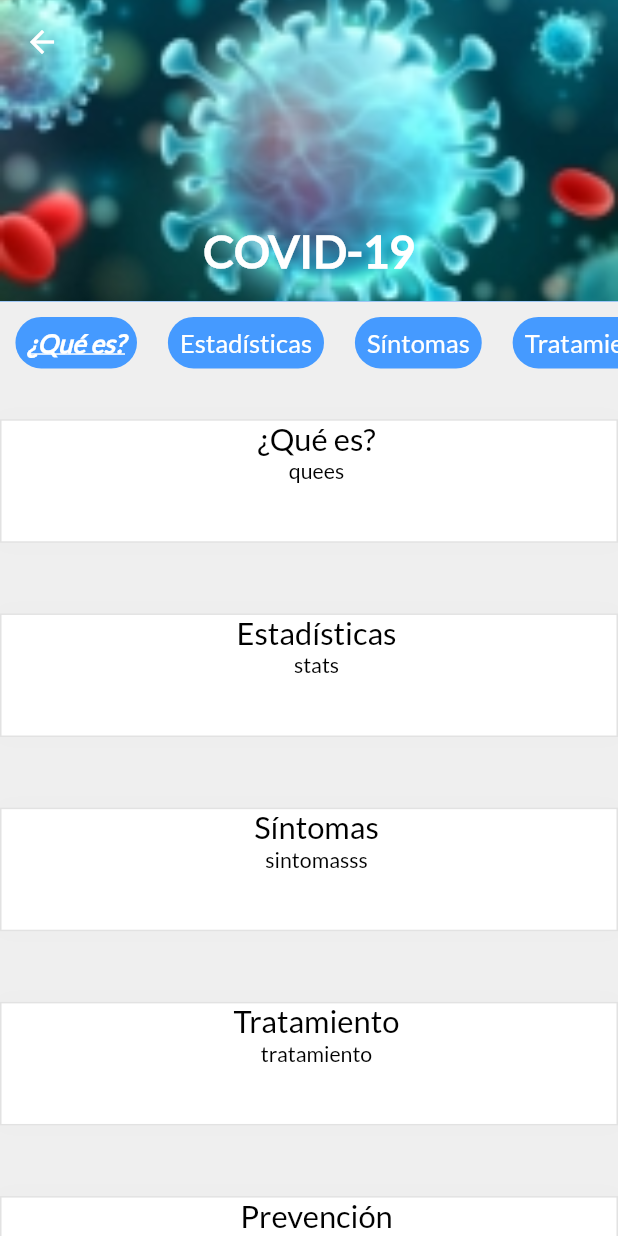
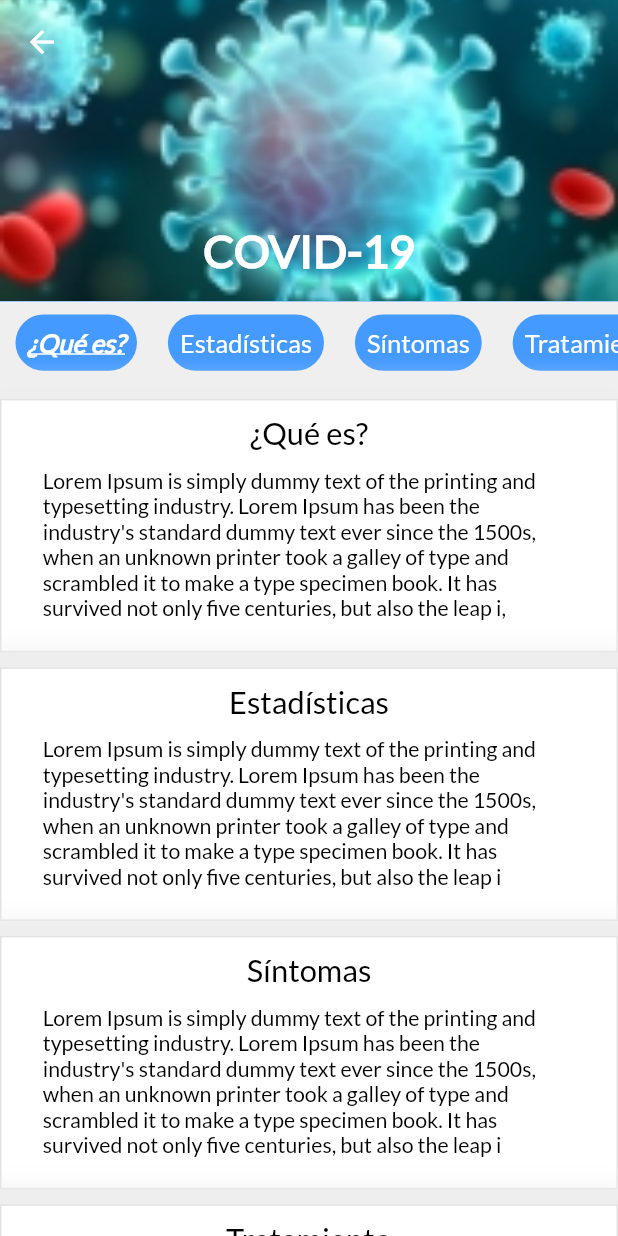
Before and after one commit to IvanGonzalezR/app_enfermedades, a Flutter app: the PantallaEnfermedades screen opened directly, after a tap on "COVID-19", on a phone screen of 412 x 824 dp. Run offline on Flutter 3.47's test engine with Material 2 defaults, Android fonts, the phone set to English and light mode, and no system bars.

Commit message:
Jala a medias, falta info

```diff
--- a/lib/pantalla_enfermedad.dart
+++ b/lib/pantalla_enfermedad.dart
@@ -20,11 +20,11 @@ class PantallaEnfermedad extends StatefulWidget {
 class _PantallaEnfermedadState extends State<PantallaEnfermedad> {
   ScrollController _scrollController;
   List apartados =[
-    {'nombreApartado': '¿Qué es?', 'seleccionado': false, 'id': '1'},
-    {'nombreApartado': 'Estadísticas', 'seleccionado': false, 'id': '2'},
-    {'nombreApartado': 'Síntomas', 'seleccionado': false, 'id': '3'},
-    {'nombreApartado': 'Tratamiento', 'seleccionado': false, 'id': '4'},
-    {'nombreApartado': 'Prevención', 'seleccionado': false, 'id': '5'},
+    {'nombreApartado': '¿Qué es?', 'seleccionado': false, 'id': '0'},
+    {'nombreApartado': 'Estadísticas', 'seleccionado': false, 'id': '1'},
+    {'nombreApartado': 'Síntomas', 'seleccionado': false, 'id': '2'},
+    {'nombreApartado': 'Tratamiento', 'seleccionado': false, 'id': '3'},
+    {'nombreApartado': 'Prevención', 'seleccionado': false, 'id': '4'},
   ];
   var selectedSlide;
 
@@ -63,20 +63,38 @@ class _PantallaEnfermedadState extends State<PantallaEnfermedad> {
 
     var maxScrollValue = _scrollController.position.maxScrollExtent;
 
-    var divisor = (maxScrollValue / apartados.length) + 20;
+    var divisor = (maxScrollValue / apartados.length-1) + 20;
 
     var scrollToValue = whichSlide * divisor;
 
     _scrollController.animateTo(scrollToValue,
-        curve: Curves.easeIn, duration: Duration(milliseconds: 1000));
+        curve: Curves.easeIn, duration: Duration(milliseconds: 500));
+
   }
 
   // CONTENIDO DE LA PANTALLA
   Widget getCards(slide) {
-    return Container(
-      height: MediaQuery.of(context).size.height/10,
-      padding: EdgeInsets.only(left: 10.0),
-      margin: EdgeInsets.symmetric(vertical: MediaQuery.of(context).size.height/35),
+    return Padding(
+      padding: EdgeInsets.only(top: 10.0),
+      // padding: EdgeInsets.only(top: 10.0),
+      // height: MediaQuery.of(context).size.height/10,
+      // padding: EdgeInsets.only(left: 10.0),
+      // margin: EdgeInsets.symmetric(vertical: MediaQuery.of(context).size.height/35),
+      // decoration: BoxDecoration(
+      //   color: Colors.white,
+      //     boxShadow: [
+      //       BoxShadow(color: Colors.grey[200], blurRadius: 15, spreadRadius: 8)
+      //     ],
+      //     border: Border.all(
+      //         color: Colors.grey.withOpacity(0.3),
+      //         style: BorderStyle.solid,
+      //         width: 1.0,
+      //     ),
+      //   ),
+        // width: 125.0,
+        child: Container(
+          padding: EdgeInsets.only(bottom: 20.0, left: MediaQuery.of(context).size.width/15, right: MediaQuery.of(context).size.width/15),
+
           decoration: BoxDecoration(
             color: Colors.white,
               boxShadow: [
@@ -88,10 +106,13 @@ class _PantallaEnfermedadState extends State<PantallaEnfermedad> {
                   width: 1.0,
               ),
             ),
-        // width: 125.0,
+
           child: Column(
             children: [
-            Text(
+              Padding(
+                padding: EdgeInsets.only(top: 10.0),
+                // margin: EdgeInsets.only(top: 10.0),
+                child: Text(
                   slide['nombreApartado'],
                   style: TextStyle(
                       fontWeight: FontWeight.normal,
@@ -100,8 +121,13 @@ class _PantallaEnfermedadState extends State<PantallaEnfermedad> {
                       fontFamily: 'Lato'
                   ),
                 ),
-            Text(
-              widget.datos[int.parse(slide['id'])-1],
+              ),
+              Container(
+                alignment: Alignment.topLeft,
+                margin: EdgeInsets.only(top: 10.0),
+                child: Text(
+                  widget.datos[int.parse(slide['id'])],
+                  textAlign: TextAlign.left,
                   style: TextStyle(
                       fontWeight: FontWeight.normal,
                       fontSize: MediaQuery.of(context).size.width/29,
@@ -109,8 +135,10 @@ class _PantallaEnfermedadState extends State<PantallaEnfermedad> {
                       fontFamily: 'Lato'
                   ),
                 ),
+              ),
             ],
 
+          ),
         ),
     );
   }
@@ -130,7 +158,7 @@ class _PantallaEnfermedadState extends State<PantallaEnfermedad> {
 
           padding: EdgeInsets.only( left: 8.0, right: 8.0),
           margin: EdgeInsets.only(right: MediaQuery.of(context).size.width/40, left: MediaQuery.of(context).size.width/40,
-          top: MediaQuery.of(context).size.height/80, bottom: MediaQuery.of(context).size.height/80),
+          top: MediaQuery.of(context).size.height/95, bottom: MediaQuery.of(context).size.height/95),
 
           decoration: BoxDecoration(
             borderRadius: BorderRadius.circular(50.0),
@@ -175,7 +203,7 @@ class _PantallaEnfermedadState extends State<PantallaEnfermedad> {
       // color: Color(0xff459AFF),
       child: ListView(
         scrollDirection: Axis.horizontal,
-        physics: BouncingScrollPhysics(),
+        // physics: BouncingScrollPhysics(),
         children: apartados.map((e) {
           return getTitles(e);
         }).toList(),
@@ -186,6 +214,7 @@ class _PantallaEnfermedadState extends State<PantallaEnfermedad> {
     final cuerpo = Container(
       width: double.infinity,
       child: ListView(
+        padding: EdgeInsets.only(top: 0.0),
         shrinkWrap: true,
         physics: BouncingScrollPhysics(),
         controller: _scrollController,
--- a/lib/tarjetas_enfermedades.dart
+++ b/lib/tarjetas_enfermedades.dart
@@ -18,7 +18,12 @@ class _TarjetasEnfermedadesState extends State<TarjetasEnfermedades> {
       onTap: (){
         Navigator.of(context).push(CupertinoPageRoute(
             builder: (context) => PantallaEnfermedad(widget.nombreEnfermedad, widget.pathImage,
-            "quees","stats","sintomasss","tratamiento","prevencion",)));
+            "Lorem Ipsum is simply dummy text of the printing and typesetting industry. Lorem Ipsum has been the industry's standard dummy text ever since the 1500s, when an unknown printer took a galley of type and scrambled it to make a type specimen book. It has survived not only five centuries, but also the leap i,"
+        ,"Lorem Ipsum is simply dummy text of the printing and typesetting industry. Lorem Ipsum has been the industry's standard dummy text ever since the 1500s, when an unknown printer took a galley of type and scrambled it to make a type specimen book. It has survived not only five centuries, but also the leap i"
+              , "Lorem Ipsum is simply dummy text of the printing and typesetting industry. Lorem Ipsum has been the industry's standard dummy text ever since the 1500s, when an unknown printer took a galley of type and scrambled it to make a type specimen book. It has survived not only five centuries, but also the leap i"
+              ,"Lorem Ipsum is simply dummy text of the printing and typesetting industry. Lorem Ipsum has been the industry's standard dummy text ever since the 1500s, when an unknown printer took a galley of type and scrambled it to make a type specimen book. It has survived not only five centuries, but also the leap i"
+              ,"Lorem Ipsum is simply dummy text of the printing and typesetting industry. Lorem Ipsum has been the industry's standard dummy text ever since the 1500s, when an unknown printer took a galley of type and scrambled it to make a type specimen book. It has survived not only five centuries, but also the leap i"
+              ,)));
       },
       child: Container(
         decoration: BoxDecoration(
```
Lines whose indentation alone changed are shown as unchanged.
